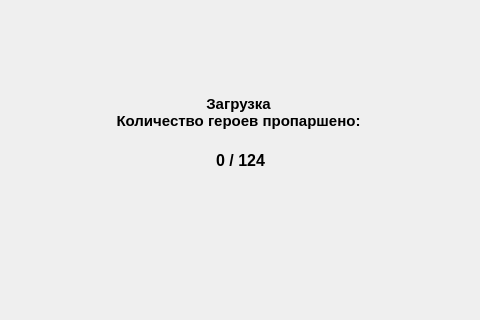
Above: mainwindow.ui from HXPPY228/Kursovaya2024 before the change; both pictures show x 387 to 867 and y 285 to 605 of the 1250 by 740 pixel window. Below: the same form after it.
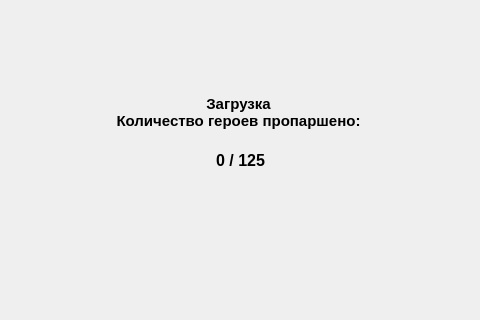
That is the form after the change. The open tabs and pages were chosen to show the change.

```diff
--- a/mainwindow.ui
+++ b/mainwindow.ui
@@ -397,7 +397,7 @@
        </font>
       </property>
       <property name="text">
-       <string>0 / 124</string>
+       <string>0 / 125</string>
       </property>
       <property name="alignment">
        <set>Qt::AlignCenter</set>
```
